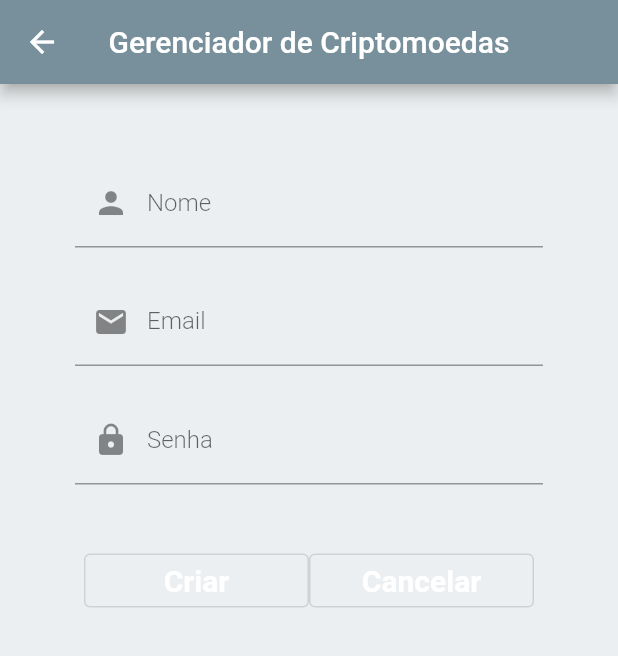
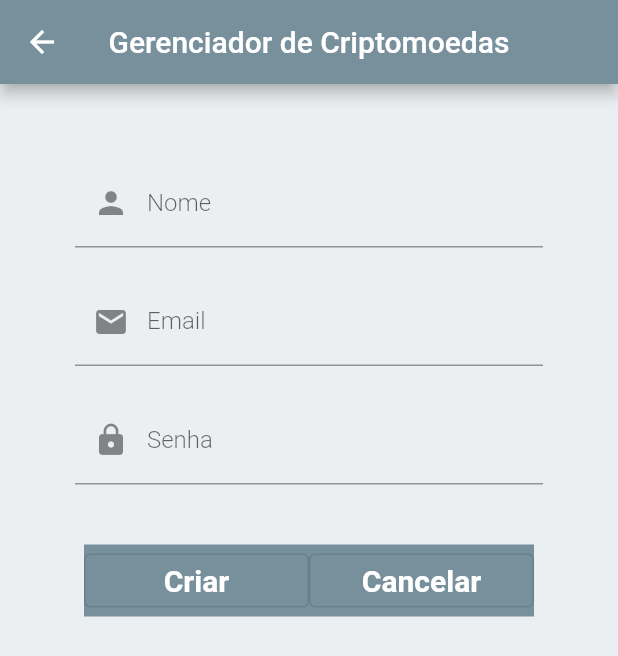
Before and after one commit to Doni-zete/Projeto_parte1, a Flutter app: the CriarContaPage screen opened by its route, on a phone screen of 412 x 824 dp. Shown: the top 656 px of the screen. Run offline on Flutter 3.47's test engine with Material 2 defaults, Android fonts, the phone set to English and light mode, and no system bars; our stand-ins replace cloud_firestore, firebase_auth; accounts and stored records are empty.

Commit message:
adicionando funcionalidades

```diff
--- a/lib/criar_conta.dart
+++ b/lib/criar_conta.dart
@@ -63,6 +63,7 @@ class _CriarContaPageState extends State<CriarContaPage> {
               children: [
                 Container(
                   width: 150,
+                  color: Colors.blueGrey[400],
                   child: OutlinedButton(
                     child: const Text(
                       'Criar',
@@ -78,6 +79,7 @@ class _CriarContaPageState extends State<CriarContaPage> {
                 ),
                 Container(
                   width: 150,
+                  color: Colors.blueGrey[400],
                   child: OutlinedButton(
                     child: const Text(
                       'Cancelar',
--- a/lib/gerenciadorCripto.dart
+++ b/lib/gerenciadorCripto.dart
@@ -2,7 +2,6 @@ import 'package:flutter/material.dart';
 import 'package:gerenciador_criptomoeda/controller_tela.dart';
 import 'package:gerenciador_criptomoeda/criar_conta.dart';
 import 'package:gerenciador_criptomoeda/login_pagina.dart';
-
 
 class GerenciadorCripto extends StatelessWidget {
   const GerenciadorCripto({Key? key}) : super(key: key);
@@ -18,9 +17,8 @@ class GerenciadorCripto extends StatelessWidget {
       initialRoute: '/login',
       routes: {
         '/login': (context) => Loginpagina(),
-        '/criar_conta':(context)=>CriarContaPage(),
+        '/criar_conta': (context) => CriarContaPage(),
         '/home': (context) => Controller(),
-
       },
     );
   }
--- a/lib/login_pagina.dart
+++ b/lib/login_pagina.dart
@@ -78,11 +78,10 @@ class _LoginpaginaState extends State<Loginpagina> {
             ),
             const SizedBox(height: 40),
             Container(
-             width: 100,
+              width: 100,
               height: 40,
               color: Colors.blueGrey[400],
               child: OutlinedButton(
-
                 child: const Text(
                   'Criar conta',
                   style: TextStyle(
```
